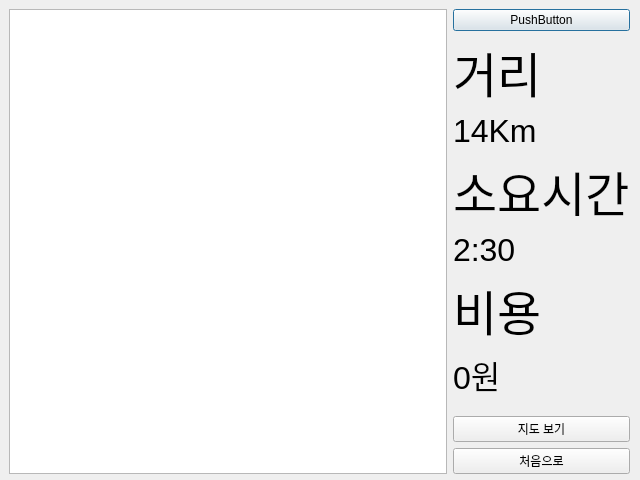
Above: src/end.ui from wooing1084/TripPlanner before the change. Below: the same form after it.
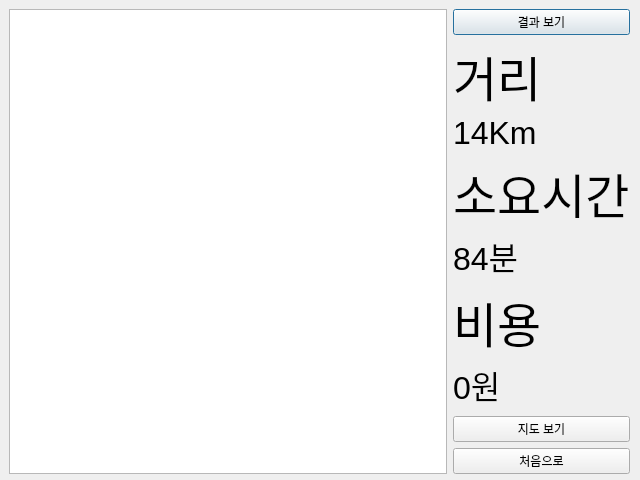
That is the form after the change.

What changed in the file:
```diff
--- a/src/end.ui
+++ b/src/end.ui
@@ -24,9 +24,9 @@
    </property>
    <layout class="QGridLayout" name="gridLayout">
     <item row="0" column="1">
-     <widget class="QPushButton" name="pushButton_3">
+     <widget class="QPushButton" name="pushButton">
       <property name="text">
-       <string>PushButton</string>
+       <string>결과 보기</string>
       </property>
      </widget>
     </item>
@@ -45,7 +45,7 @@
      </widget>
     </item>
     <item row="8" column="1">
-     <widget class="QPushButton" name="pushButton">
+     <widget class="QPushButton" name="TotheMAP">
       <property name="text">
        <string>지도 보기</string>
       </property>
@@ -61,7 +61,7 @@
     <item row="4" column="1">
      <widget class="QLabel" name="label_4">
       <property name="text">
-       <string>&lt;html&gt;&lt;head/&gt;&lt;body&gt;&lt;p&gt;&lt;span style=&quot; font-size:24pt;&quot;&gt;2:30&lt;/span&gt;&lt;/p&gt;&lt;/body&gt;&lt;/html&gt;</string>
+       <string>&lt;html&gt;&lt;head/&gt;&lt;body&gt;&lt;p&gt;&lt;span style=&quot; font-size:24pt;&quot;&gt;84분&lt;/span&gt;&lt;/p&gt;&lt;/body&gt;&lt;/html&gt;</string>
       </property>
      </widget>
     </item>
```
Left out of the diff: 2 changed lines with no effect on the pictures.
